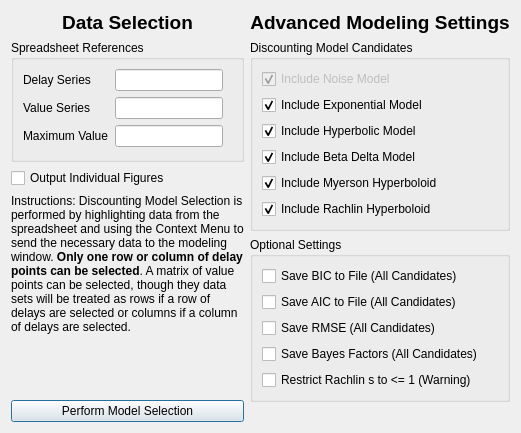
miyamot0/ModelSelectorQt, file discountingmodelselectionareadialog.ui: the form before one commit.
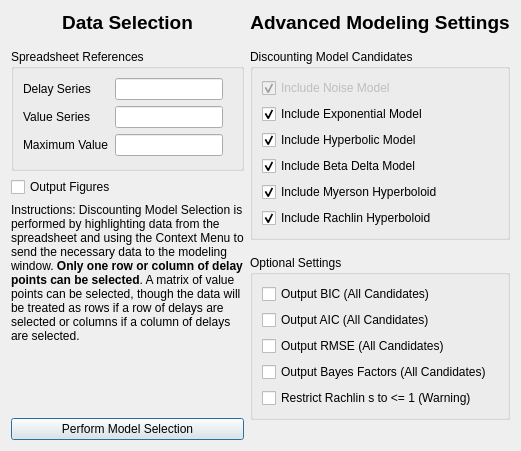
The form after the commit.

```diff
--- a/discountingmodelselectionareadialog.ui
+++ b/discountingmodelselectionareadialog.ui
@@ -1,7 +1,7 @@
 <?xml version="1.0" encoding="UTF-8"?>
 <ui version="4.0">
  <class>DiscountingModelSelectionAreaDialog</class>
- <widget class="QDialog" name="ModelSelectionDialogArea">
+ <widget class="QDialog" name="DiscountingModelSelectionAreaDialog">
   <property name="geometry">
    <rect>
     <x>0</x>
@@ -49,6 +49,16 @@
          </property>
         </widget>
        </item>
+       <item>
+        <widget class="Line" name="line">
+         <property name="lineWidth">
+          <number>0</number>
+         </property>
+         <property name="orientation">
+          <enum>Qt::Horizontal</enum>
+         </property>
+        </widget>
+       </item>
        <item>
         <widget class="QGroupBox" name="groupBox_2">
          <property name="sizePolicy">
@@ -144,7 +154,7 @@
           </sizepolicy>
          </property>
          <property name="text">
-          <string>Output Individual Figures</string>
+          <string>Output Figures</string>
          </property>
         </widget>
        </item>
@@ -157,7 +167,7 @@
           </sizepolicy>
          </property>
          <property name="text">
-          <string>&lt;html&gt;&lt;head/&gt;&lt;body&gt;&lt;p&gt;Instructions: Discounting Model Selection is performed by highlighting data from the spreadsheet and using the Context Menu to send the necessary data to the modeling window. &lt;span style=&quot; font-weight:600;&quot;&gt;Only one row or column of delay points can be selected&lt;/span&gt;. A matrix of value points can be selected, though they data sets will be treated as rows if a row of delays are selected or columns if a column of delays are selected. &lt;/p&gt;&lt;/body&gt;&lt;/html&gt;</string>
+          <string>&lt;html&gt;&lt;head/&gt;&lt;body&gt;&lt;p&gt;Instructions: Discounting Model Selection is performed by highlighting data from the spreadsheet and using the Context Menu to send the necessary data to the modeling window. &lt;span style=&quot; font-weight:600;&quot;&gt;Only one row or column of delay points can be selected&lt;/span&gt;. A matrix of value points can be selected, though the data will be treated as rows if a row of delays are selected or columns if a column of delays are selected. &lt;/p&gt;&lt;/body&gt;&lt;/html&gt;</string>
          </property>
          <property name="textFormat">
           <enum>Qt::RichText</enum>
@@ -206,6 +216,16 @@
          </property>
         </widget>
        </item>
+       <item>
+        <widget class="Line" name="line_2">
+         <property name="lineWidth">
+          <number>0</number>
+         </property>
+         <property name="orientation">
+          <enum>Qt::Horizontal</enum>
+         </property>
+        </widget>
+       </item>
        <item>
         <widget class="QGroupBox" name="groupBox">
          <property name="sizePolicy">
@@ -284,6 +304,16 @@
          </layout>
         </widget>
        </item>
+       <item>
+        <widget class="Line" name="line_3">
+         <property name="lineWidth">
+          <number>0</number>
+         </property>
+         <property name="orientation">
+          <enum>Qt::Horizontal</enum>
+         </property>
+        </widget>
+       </item>
        <item>
         <widget class="QGroupBox" name="groupBox_3">
          <property name="sizePolicy">
@@ -302,28 +332,28 @@
           <item>
            <widget class="QCheckBox" name="checkBoxBIC">
             <property name="text">
-             <string>Save BIC to File (All Candidates)</string>
+             <string>Output BIC (All Candidates)</string>
             </property>
            </widget>
           </item>
           <item>
            <widget class="QCheckBox" name="checkBoxAIC">
             <property name="text">
-             <string>Save AIC to File (All Candidates)</string>
+             <string>Output AIC (All Candidates)</string>
             </property>
            </widget>
           </item>
           <item>
            <widget class="QCheckBox" name="checkBoxRMSE">
             <property name="text">
-             <string>Save RMSE (All Candidates)</string>
+             <string>Output RMSE (All Candidates)</string>
             </property>
            </widget>
           </item>
           <item>
            <widget class="QCheckBox" name="checkBoxBF">
             <property name="text">
-             <string>Save Bayes Factors (All Candidates)</string>
+             <string>Output Bayes Factors (All Candidates)</string>
             </property>
            </widget>
           </item>
```
